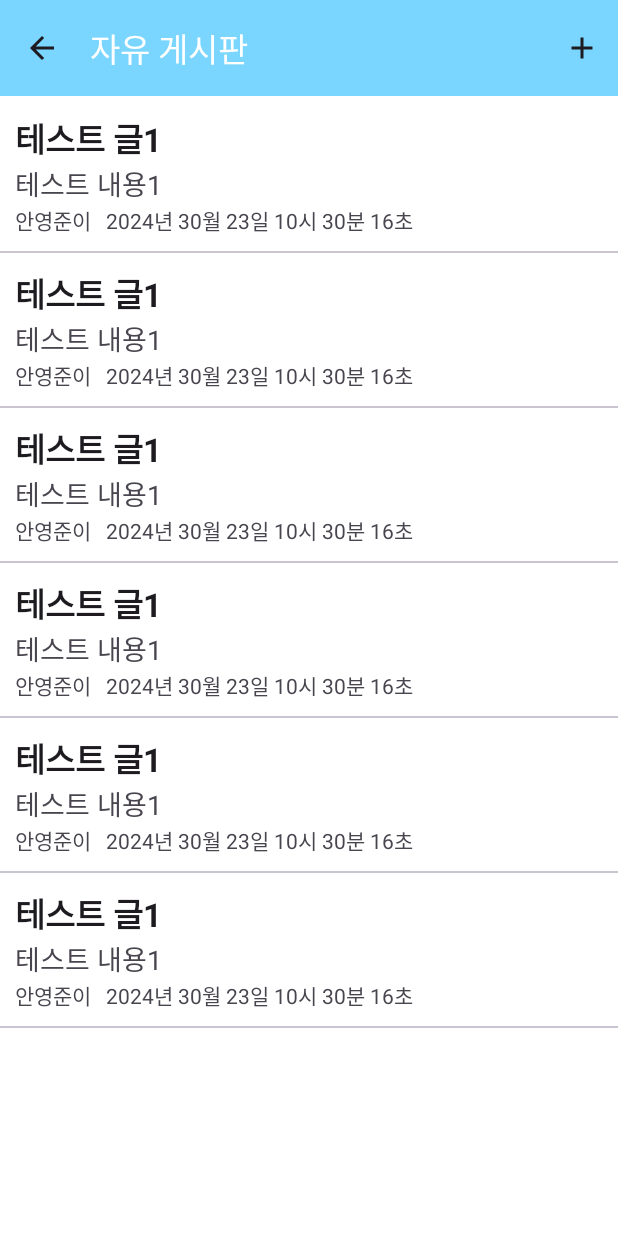
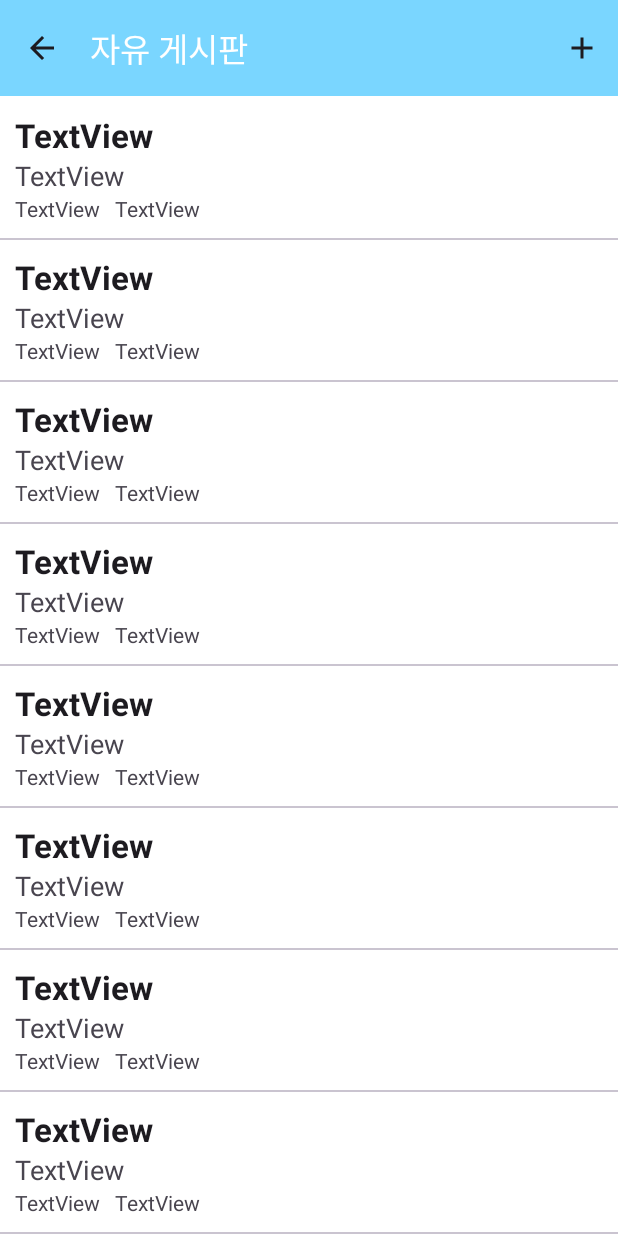
Before and after one commit to ayz1070/YeoMinRakAndroid, an Android app: the fragment BoardFragment placed in its activity, on a phone screen of 412 x 824 dp. Run offline under Robolectric (Android 15) with nearby library versions, the phone set to English and light mode, and no system bars; 5 statements that could not run were skipped.

```diff
--- a/app/src/main/java/kr/co/lion/yeominrak/BoardFragment.kt
+++ b/app/src/main/java/kr/co/lion/yeominrak/BoardFragment.kt
@@ -109,13 +109,13 @@ class BoardFragment : Fragment() {
             return viewHolderBoard
         }
 
-        override fun getItemCount(): Int = Util.postList.size
+        override fun getItemCount(): Int = 20 //Util.postList.size
 
         override fun onBindViewHolder(holder: ViewHolderBoard, position: Int) {
-            holder.rowBoardBinding.textViewTitle.text = Util.postList[position].postTitle
-            holder.rowBoardBinding.textViewContent.text = Util.postList[position].postContent
-            holder.rowBoardBinding.textViewNickname.text = Util.postList[position].postUserId
-            holder.rowBoardBinding.textViewDate.text = Util.postList[position].postDate
+//            holder.rowBoardBinding.textViewTitle.text = Util.postList[position].postTitle
+//            holder.rowBoardBinding.textViewContent.text = Util.postList[position].postContent
+//            holder.rowBoardBinding.textViewNickname.text = Util.postList[position].postUserId
+//            holder.rowBoardBinding.textViewDate.text = Util.postList[position].postDate
 
             holder.rowBoardBinding.root.setOnClickListener {
                 val bundle = Bundle()
--- a/app/src/main/java/kr/co/lion/yeominrak/DBHelper.kt
+++ b/app/src/main/java/kr/co/lion/yeominrak/DBHelper.kt
@@ -9,8 +9,9 @@ class DBHelper(context: Context) : SQLiteOpenHelper(context, "User.db",null, 1 )
         val sql = """create table UserTable
             | (idx integer primary key autoincrement,
             | userName text not null,
-            | userId text not null,
-            | userWeek text not null)
+            | userNickname text not null,
+            | userWeek text not null,
+            | userProfileImage text not null)
         """.trimMargin()
 
         db?.execSQL(sql)
--- a/app/src/main/java/kr/co/lion/yeominrak/MainActivity.kt
+++ b/app/src/main/java/kr/co/lion/yeominrak/MainActivity.kt
@@ -17,6 +17,7 @@ import com.google.android.material.carousel.CarouselLayoutManager
 import com.google.android.material.transition.MaterialSharedAxis
 import kr.co.lion.yeominrak.databinding.ActivityMainBinding
 import kr.co.lion.yeominrak.databinding.RowMainBinding
+import kr.co.lion.yeominrak.model.UserModel
 
 class MainActivity : AppCompatActivity() {
     lateinit var binding:ActivityMainBinding
@@ -24,11 +25,19 @@ class MainActivity : AppCompatActivity() {
     var oldFragment: Fragment? = null
     var newFragment: Fragment? = null
 
+    lateinit var myUserModel : UserModel
+
     override fun onCreate(savedInstanceState: Bundle?) {
         super.onCreate(savedInstanceState)
         binding = ActivityMainBinding.inflate(layoutInflater)
         setContentView(binding.root)
+        initData()
+
         replaceFragment(FragmentName.MAIN_FRAGMENT, false,false,null)
+    }
+
+    fun initData(){
+        myUserModel = UserDao.selectOneUser(this,1)
     }
 
     fun replaceFragment(fragmentName:FragmentName,addToBackStack:Boolean, isAnimate:Boolean, data:Bundle?){
--- a/app/src/main/java/kr/co/lion/yeominrak/ShowOneBoardFragment.kt
+++ b/app/src/main/java/kr/co/lion/yeominrak/ShowOneBoardFragment.kt
@@ -54,7 +54,7 @@ class ShowOneBoardFragment : Fragment() {
                             mainActivity.replaceFragment(FragmentName.MODIFY_BOARD_FRAGMENT,true,true,null)
                         }
                         R.id.menu_item_delete_show_one -> {
-                            Util.postList.removeAt(position)
+                            //Util.postList.removeAt(position)
                             mainActivity.removeFragment(FragmentName.MODIFY_BOARD_FRAGMENT)
                         }
                     }
@@ -74,8 +74,8 @@ class ShowOneBoardFragment : Fragment() {
 
     fun initView(){
         binding.apply{
-            editTextTitleShowOne.setText(Util.postList[position].postTitle)
-            editTextContentShowOne.setText(Util.postList[position].postContent)
+//            editTextTitleShowOne.setText(Util.postList[position].postTitle)
+//            editTextContentShowOne.setText(Util.postList[position].postContent)
         }
     }
 
--- a/app/src/main/java/kr/co/lion/yeominrak/Util.kt
+++ b/app/src/main/java/kr/co/lion/yeominrak/Util.kt
@@ -1,8 +1,19 @@
 package kr.co.lion.yeominrak
 
+import android.content.ContentResolver
+import android.content.Context
+import android.graphics.Bitmap
+import android.graphics.BitmapFactory
+import android.graphics.Canvas
+import android.graphics.drawable.BitmapDrawable
+import android.graphics.drawable.Drawable
+import android.net.Uri
+import androidx.core.content.ContextCompat
 import kr.co.lion.yeominrak.model.Post
 import kr.co.lion.yeominrak.model.UserModel
 import kr.co.lion.yeominrak.model.Week
+import java.io.ByteArrayOutputStream
+import java.io.InputStream
 import java.text.SimpleDateFormat
 import java.util.Calendar
 import java.util.Date
@@ -10,27 +21,6 @@ import java.util.Locale
 
 class Util {
     companion object{
-        val testUser1 = UserModel(0,"안영준","안영준 닉네임",Week.WEEK_SATURDAY)
-        val testUser2 = UserModel(0,"양승국","안영준 닉네임",Week.WEEK_SATURDAY)
-        val testUser3 = UserModel(0,"최재원","안영준 닉네임",Week.WEEK_SATURDAY)
-        val testUser4 = UserModel(0,"","안영준 닉네임",Week.WEEK_SATURDAY)
-
-        val postList = mutableListOf<Post>(
-
-            Post("테스트 글1","테스트 내용1",UserModel(0,"안영준","안영준이",Week.WEEK_SATURDAY).userName,UserModel(0,"안영준","안영준이",Week.WEEK_SATURDAY).userId, getCurrentDate(),Week.WEEK_SUNDAY),
-            Post("테스트 글1","테스트 내용1",UserModel(0,"안영준","안영준이",Week.WEEK_SATURDAY).userName,UserModel(0,"안영준","안영준이",Week.WEEK_SATURDAY).userId, getCurrentDate(),Week.WEEK_SUNDAY),
-            Post("테스트 글1","테스트 내용1",UserModel(0,"안영준","안영준이",Week.WEEK_SATURDAY).userName,UserModel(0,"안영준","안영준이",Week.WEEK_SATURDAY).userId, getCurrentDate(),Week.WEEK_SUNDAY),
-            Post("테스트 글1","테스트 내용1",UserModel(0,"안영준","안영준이",Week.WEEK_SATURDAY).userName,UserModel(0,"안영준","안영준이",Week.WEEK_SATURDAY).userId, getCurrentDate(),Week.WEEK_SUNDAY),
-            Post("테스트 글1","테스트 내용1",UserModel(0,"안영준","안영준이",Week.WEEK_SATURDAY).userName,UserModel(0,"안영준","안영준이",Week.WEEK_SATURDAY).userId, getCurrentDate(),Week.WEEK_SUNDAY),
-            Post("테스트 글1","테스트 내용1",UserModel(0,"안영준","안영준이",Week.WEEK_SATURDAY).userName,UserModel(0,"안영준","안영준이",Week.WEEK_SATURDAY).userId, getCurrentDate(),Week.WEEK_SUNDAY),
-
-        )
-
-        val testUserModel = UserModel(1,"안영준","ayz1070",Week.WEEK_SATURDAY)
-
-        val myWeekList = mutableListOf<Post>(
-
-        )
 
         fun getCurrentDate(): String {
             val currentTime = Date()
@@ -71,5 +61,18 @@ class Util {
             else -> Week.WEEK_WEDNESDAY.str
         }
 
+        fun convertBitmapToByteArray(bitmap: Bitmap): ByteArray {
+            val outputStream = ByteArrayOutputStream()
+            bitmap.compress(Bitmap.CompressFormat.PNG, 100, outputStream)
+            return outputStream.toByteArray()
+        }
+//----------------------------------------------------------
+
+
+        fun convertByteArrayToBitmap(byteArray: ByteArray): Bitmap {
+            return BitmapFactory.decodeByteArray(byteArray, 0, byteArray.size)
+        }
+
+
     }
 }
--- a/app/src/main/java/kr/co/lion/yeominrak/WriteBoardFragment.kt
+++ b/app/src/main/java/kr/co/lion/yeominrak/WriteBoardFragment.kt
@@ -68,7 +68,7 @@ class WriteBoardFragment : Fragment() {
                 return
             }
             val user = UserDao.selectOneUser(requireContext(),0)
-            Util.postList.add(Post(postTitle,postContent,user.userName,user.userId,Util.getCurrentDate(),Util.testUserModel.userWeek))
+            //Util.postList.add(Post(postTitle,postContent,user.userName,user.userId,Util.getCurrentDate(),Util.testUserModel.userWeek))
             mainActivity.removeFragment(FragmentName.WRITE_BOARD_FRAGMENT)
         }
 
--- a/app/src/main/java/kr/co/lion/yeominrak/model/UserModel.kt
+++ b/app/src/main/java/kr/co/lion/yeominrak/model/UserModel.kt
@@ -1,8 +1,11 @@
 package kr.co.lion.yeominrak.model
+
+import android.net.Uri
 
 data class UserModel(
     var idx:Int,
     var userName:String,
-    var userId:String,
-    var userWeek: Week
+    var userNickname:String,
+    var userWeek: Week,
+    var userProfileImage:ByteArray
 )
```
Also changed, not shown: app/src/main/AndroidManifest.xml (+5 -7 lines), app/src/main/java/kr/co/lion/yeominrak/CheckAttendanceFragment.kt (+6 -6 lines), app/src/main/java/kr/co/lion/yeominrak/InputUserInfoActivity.kt (+14 -10 lines), app/src/main/java/kr/co/lion/yeominrak/UserDao.kt (+18 -16 lines), app/src/main/java/kr/co/lion/yeominrak/WeekBoardFragment.kt (+11 -11 lines).
